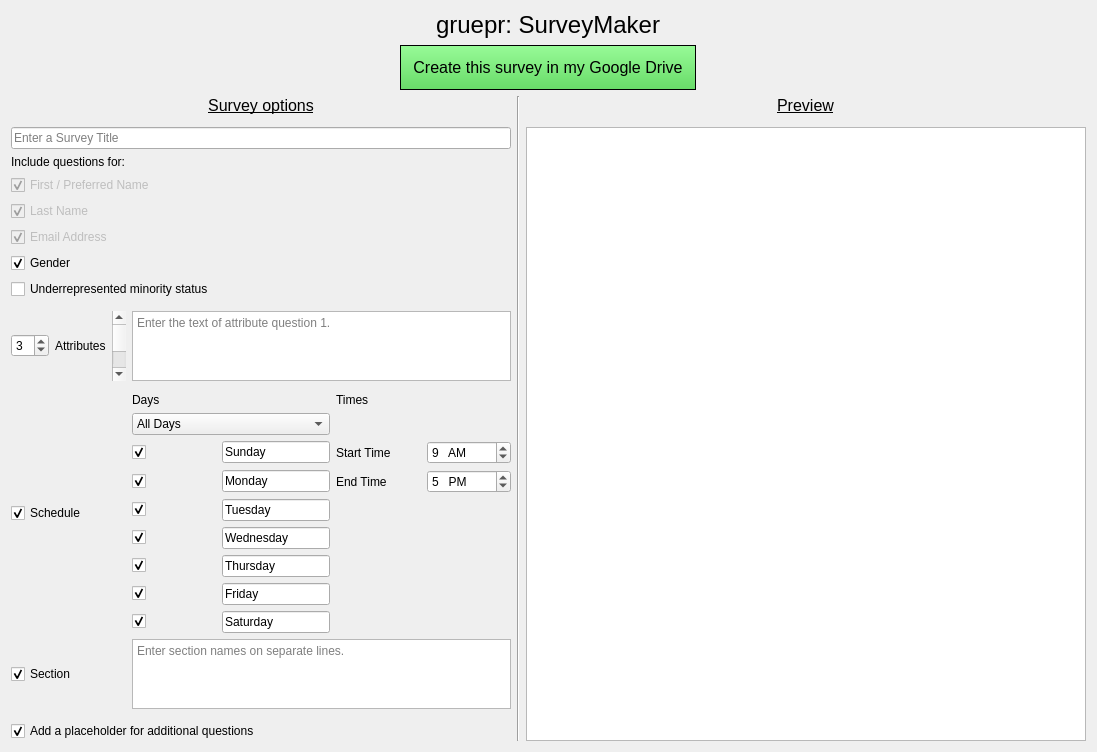
Before: the Qt Designer form SurveyMaker/surveymaker.ui in gruepr/gruepr, drawn with Qt 5.
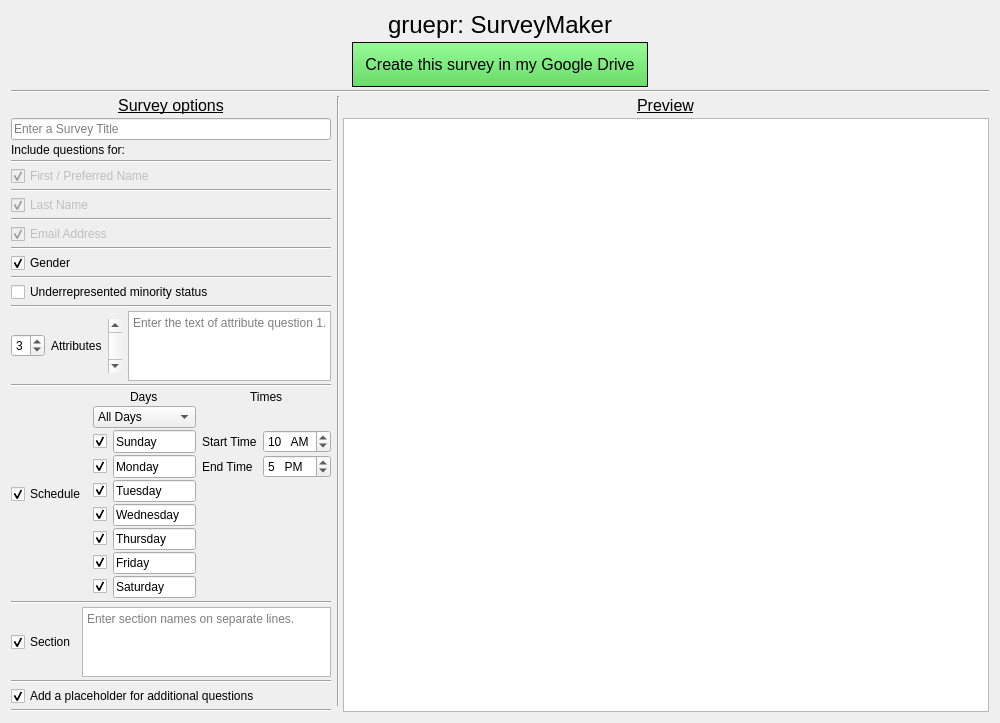
After: the same form once the commit is applied.

```diff
--- a/SurveyMaker/surveymaker.ui
+++ b/SurveyMaker/surveymaker.ui
@@ -6,81 +6,19 @@
    <rect>
     <x>0</x>
     <y>0</y>
-    <width>1097</width>
-    <height>689</height>
+    <width>1000</width>
+    <height>684</height>
    </rect>
   </property>
   <property name="windowTitle">
    <string>SurveyMaker</string>
   </property>
   <widget class="QWidget" name="centralWidget">
-   <layout class="QGridLayout" name="gridLayout">
-    <item row="6" column="0" colspan="5">
-     <widget class="QLabel" name="label">
-      <property name="text">
-       <string>Include questions for:</string>
-      </property>
-     </widget>
-    </item>
-    <item row="3" column="0" colspan="5" alignment="Qt::AlignHCenter">
-     <widget class="QLabel" name="OptionsLabel">
-      <property name="font">
-       <font>
-        <pointsize>12</pointsize>
-        <underline>true</underline>
-       </font>
-      </property>
-      <property name="text">
-       <string>Survey options</string>
-      </property>
-      <property name="alignment">
-       <set>Qt::AlignCenter</set>
-      </property>
-     </widget>
-    </item>
-    <item row="8" column="0" colspan="5">
-     <widget class="QCheckBox" name="lastNameCheckBox">
-      <property name="enabled">
-       <bool>false</bool>
-      </property>
-      <property name="toolTip">
-       <string>This question is required.</string>
-      </property>
-      <property name="text">
-       <string>Last Name</string>
-      </property>
-      <property name="checked">
-       <bool>true</bool>
-      </property>
-     </widget>
-    </item>
-    <item row="3" column="6" alignment="Qt::AlignHCenter">
-     <widget class="QLabel" name="PreviewLabel">
-      <property name="font">
-       <font>
-        <pointsize>12</pointsize>
-        <underline>true</underline>
-       </font>
-      </property>
-      <property name="text">
-       <string>Preview</string>
-      </property>
-      <property name="alignment">
-       <set>Qt::AlignCenter</set>
-      </property>
-     </widget>
-    </item>
-    <item row="13" column="2">
-     <widget class="QScrollBar" name="attributeScrollBar">
-      <property name="maximum">
-       <number>2</number>
-      </property>
-      <property name="pageStep">
-       <number>1</number>
-      </property>
-     </widget>
-    </item>
-    <item row="1" column="0" colspan="7" alignment="Qt::AlignHCenter">
+   <layout class="QGridLayout" name="gridLayout" columnstretch="1,0,3">
+    <property name="verticalSpacing">
+     <number>3</number>
+    </property>
+    <item row="1" column="0" colspan="3" alignment="Qt::AlignHCenter|Qt::AlignVCenter">
      <widget class="QPushButton" name="pushButton">
       <property name="sizePolicy">
        <sizepolicy hsizetype="Preferred" vsizetype="Preferred">
@@ -103,83 +41,105 @@
       </property>
      </widget>
     </item>
-    <item row="13" column="1">
+    <item row="13" column="0" alignment="Qt::AlignLeft|Qt::AlignVCenter">
+     <widget class="QCheckBox" name="genderCheckBox">
+      <property name="sizePolicy">
+       <sizepolicy hsizetype="Preferred" vsizetype="Preferred">
+        <horstretch>0</horstretch>
+        <verstretch>0</verstretch>
+       </sizepolicy>
+      </property>
+      <property name="text">
+       <string>Gender</string>
+      </property>
+      <property name="checked">
+       <bool>true</bool>
+      </property>
+     </widget>
+    </item>
+    <item row="17" column="0">
+     <layout class="QHBoxLayout" name="horizontalLayout" stretch="0,0,0,1">
+      <item alignment="Qt::AlignHCenter|Qt::AlignVCenter">
+       <widget class="QSpinBox" name="attributeCountSpinBox">
+        <property name="sizePolicy">
+         <sizepolicy hsizetype="Preferred" vsizetype="Preferred">
+          <horstretch>0</horstretch>
+          <verstretch>0</verstretch>
+         </sizepolicy>
+        </property>
+        <property name="minimum">
+         <number>0</number>
+        </property>
+        <property name="maximum">
+         <number>9</number>
+        </property>
+        <property name="value">
+         <number>3</number>
+        </property>
+       </widget>
+      </item>
+      <item alignment="Qt::AlignLeft|Qt::AlignVCenter">
      <widget class="QLabel" name="attributeLabel">
       <property name="text">
        <string>Attributes</string>
       </property>
      </widget>
     </item>
-    <item row="11" column="0" colspan="5">
-     <widget class="QCheckBox" name="URMCheckBox">
-      <property name="text">
-       <string>Underrepresented minority status</string>
-      </property>
-     </widget>
-    </item>
-    <item row="0" column="0" colspan="7" alignment="Qt::AlignHCenter">
-     <widget class="QLabel" name="TitleLabel">
-      <property name="font">
-       <font>
-        <pointsize>18</pointsize>
-       </font>
-      </property>
-      <property name="frameShape">
-       <enum>QFrame::NoFrame</enum>
-      </property>
-      <property name="text">
-       <string>gruepr: SurveyMaker</string>
-      </property>
-      <property name="alignment">
-       <set>Qt::AlignCenter</set>
-      </property>
-     </widget>
-    </item>
-    <item row="7" column="0" colspan="5">
-     <widget class="QCheckBox" name="firstNameCheckBox">
-      <property name="enabled">
-       <bool>false</bool>
-      </property>
-      <property name="toolTip">
-       <string>This question is required.</string>
-      </property>
-      <property name="text">
-       <string>First / Preferred Name</string>
-      </property>
-      <property name="checkable">
-       <bool>true</bool>
-      </property>
-      <property name="checked">
-       <bool>true</bool>
-      </property>
-     </widget>
-    </item>
-    <item row="16" column="0" colspan="3">
-     <widget class="QCheckBox" name="sectionCheckBox">
-      <property name="text">
-       <string>Section</string>
-      </property>
-      <property name="checked">
-       <bool>true</bool>
-      </property>
-     </widget>
-    </item>
-    <item row="16" column="3" colspan="2">
-     <widget class="QPlainTextEdit" name="sectionNamesTextEdit">
+      <item alignment="Qt::AlignHCenter|Qt::AlignVCenter">
+       <widget class="QScrollBar" name="attributeScrollBar">
+        <property name="maximum">
+         <number>2</number>
+        </property>
+        <property name="pageStep">
+         <number>1</number>
+        </property>
+       </widget>
+      </item>
+      <item alignment="Qt::AlignVCenter">
+       <widget class="QPlainTextEdit" name="attributeTextEdit">
+        <property name="sizePolicy">
+         <sizepolicy hsizetype="Expanding" vsizetype="Expanding">
+          <horstretch>1</horstretch>
+          <verstretch>1</verstretch>
+         </sizepolicy>
+        </property>
       <property name="contextMenuPolicy">
        <enum>Qt::NoContextMenu</enum>
       </property>
       <property name="placeholderText">
-       <string>Enter section names on separate lines.</string>
+         <string>Enter the text of attribute question 1.</string>
       </property>
      </widget>
     </item>
-    <item row="15" column="3" colspan="2">
+     </layout>
+    </item>
+    <item row="19" column="0">
+     <layout class="QHBoxLayout" name="horizontalLayout_2">
+      <item alignment="Qt::AlignLeft|Qt::AlignVCenter">
+       <widget class="QCheckBox" name="scheduleCheckBox">
+        <property name="sizePolicy">
+         <sizepolicy hsizetype="Preferred" vsizetype="Preferred">
+          <horstretch>0</horstretch>
+          <verstretch>0</verstretch>
+         </sizepolicy>
+        </property>
+        <property name="text">
+         <string>Schedule</string>
+        </property>
+        <property name="checked">
+         <bool>true</bool>
+        </property>
+       </widget>
+      </item>
+      <item>
      <layout class="QGridLayout" name="scheduleGrid">
+        <property name="verticalSpacing">
+         <number>2</number>
+        </property>
       <item row="6" column="1">
        <widget class="QLineEdit" name="day3LineEdit">
         <property name="sizePolicy">
-         <sizepolicy hsizetype="Preferred" vsizetype="Fixed">
+           <sizepolicy hsizetype="Preferred" vsizetype="Preferred">
           <horstretch>0</horstretch>
           <verstretch>0</verstretch>
          </sizepolicy>
@@ -195,17 +155,10 @@
         </property>
        </widget>
       </item>
-      <item row="0" column="0" colspan="2">
-       <widget class="QLabel" name="daysLabel">
-        <property name="text">
-         <string>Days</string>
-        </property>
-       </widget>
-      </item>
       <item row="10" column="1">
        <widget class="QLineEdit" name="day7LineEdit">
         <property name="sizePolicy">
-         <sizepolicy hsizetype="Preferred" vsizetype="Fixed">
+           <sizepolicy hsizetype="Preferred" vsizetype="Preferred">
           <horstretch>0</horstretch>
           <verstretch>0</verstretch>
          </sizepolicy>
@@ -237,7 +190,7 @@
       <item row="8" column="1">
        <widget class="QLineEdit" name="day5LineEdit">
         <property name="sizePolicy">
-         <sizepolicy hsizetype="Preferred" vsizetype="Fixed">
+           <sizepolicy hsizetype="Preferred" vsizetype="Preferred">
           <horstretch>0</horstretch>
           <verstretch>0</verstretch>
          </sizepolicy>
@@ -256,7 +209,7 @@
       <item row="9" column="1">
        <widget class="QLineEdit" name="day6LineEdit">
         <property name="sizePolicy">
-         <sizepolicy hsizetype="Preferred" vsizetype="Fixed">
+           <sizepolicy hsizetype="Preferred" vsizetype="Preferred">
           <horstretch>0</horstretch>
           <verstretch>0</verstretch>
          </sizepolicy>
@@ -309,7 +262,7 @@
        <widget class="QTimeEdit" name="timeStartEdit">
         <property name="dateTime">
          <datetime>
-          <hour>9</hour>
+            <hour>10</hour>
           <minute>0</minute>
           <second>0</second>
           <year>2000</year>
@@ -356,7 +309,7 @@
         </property>
         <property name="time">
          <time>
-          <hour>9</hour>
+            <hour>10</hour>
           <minute>0</minute>
           <second>0</second>
          </time>
@@ -366,7 +319,7 @@
       <item row="7" column="1">
        <widget class="QLineEdit" name="day4LineEdit">
         <property name="sizePolicy">
-         <sizepolicy hsizetype="Preferred" vsizetype="Fixed">
+           <sizepolicy hsizetype="Preferred" vsizetype="Preferred">
           <horstretch>0</horstretch>
           <verstretch>0</verstretch>
          </sizepolicy>
@@ -385,7 +338,7 @@
       <item row="3" column="1">
        <widget class="QLineEdit" name="day1LineEdit">
         <property name="sizePolicy">
-         <sizepolicy hsizetype="Preferred" vsizetype="Fixed">
+           <sizepolicy hsizetype="Preferred" vsizetype="Preferred">
           <horstretch>0</horstretch>
           <verstretch>0</verstretch>
          </sizepolicy>
@@ -401,7 +354,7 @@
         </property>
        </widget>
       </item>
-      <item row="0" column="2" colspan="2">
+        <item row="0" column="2" colspan="2" alignment="Qt::AlignHCenter|Qt::AlignVCenter">
        <widget class="QLabel" name="timesLabel">
         <property name="text">
          <string>Times</string>
@@ -418,7 +371,7 @@
       <item row="5" column="1">
        <widget class="QLineEdit" name="day2LineEdit">
         <property name="sizePolicy">
-         <sizepolicy hsizetype="Preferred" vsizetype="Fixed">
+           <sizepolicy hsizetype="Preferred" vsizetype="Preferred">
           <horstretch>0</horstretch>
           <verstretch>0</verstretch>
          </sizepolicy>
@@ -544,8 +497,21 @@
         </property>
        </widget>
       </item>
+        <item row="0" column="0" colspan="2" alignment="Qt::AlignHCenter|Qt::AlignVCenter">
+         <widget class="QLabel" name="daysLabel">
+          <property name="text">
+           <string>Days</string>
+          </property>
+         </widget>
+        </item>
       <item row="1" column="0" colspan="2">
        <widget class="QComboBox" name="daysComboBox">
+          <property name="sizePolicy">
+           <sizepolicy hsizetype="Preferred" vsizetype="Preferred">
+            <horstretch>0</horstretch>
+            <verstretch>0</verstretch>
+           </sizepolicy>
+          </property>
         <item>
          <property name="text">
           <string>All Days</string>
@@ -570,99 +536,32 @@
       </item>
      </layout>
     </item>
-    <item row="10" column="0" colspan="5">
-     <widget class="QCheckBox" name="genderCheckBox">
-      <property name="text">
-       <string>Gender</string>
-      </property>
-      <property name="checked">
-       <bool>true</bool>
-      </property>
-     </widget>
+     </layout>
     </item>
-    <item row="18" column="0" colspan="5">
-     <widget class="QCheckBox" name="additionalQuestionsCheckBox">
-      <property name="text">
-       <string>Add a placeholder for additional questions</string>
-      </property>
-      <property name="checked">
-       <bool>true</bool>
-      </property>
-     </widget>
-    </item>
-    <item row="3" column="5" rowspan="16">
-     <widget class="Line" name="line">
-      <property name="orientation">
-       <enum>Qt::Vertical</enum>
-      </property>
-     </widget>
-    </item>
-    <item row="13" column="3" colspan="2">
-     <widget class="QPlainTextEdit" name="attributeTextEdit">
+    <item row="15" column="0" alignment="Qt::AlignLeft|Qt::AlignVCenter">
+     <widget class="QCheckBox" name="URMCheckBox">
       <property name="sizePolicy">
-       <sizepolicy hsizetype="Expanding" vsizetype="Expanding">
-        <horstretch>1</horstretch>
-        <verstretch>0</verstretch>
-       </sizepolicy>
-      </property>
-      <property name="contextMenuPolicy">
-       <enum>Qt::NoContextMenu</enum>
-      </property>
-      <property name="placeholderText">
-       <string>Enter the text of attribute question 1.</string>
-      </property>
-     </widget>
-    </item>
-    <item row="13" column="0">
-     <widget class="QSpinBox" name="attributeCountSpinBox">
-      <property name="sizePolicy">
-       <sizepolicy hsizetype="Minimum" vsizetype="Fixed">
+       <sizepolicy hsizetype="Preferred" vsizetype="Preferred">
         <horstretch>0</horstretch>
         <verstretch>0</verstretch>
        </sizepolicy>
       </property>
-      <property name="maximumSize">
-       <size>
-        <width>50</width>
-        <height>16777215</height>
-       </size>
-      </property>
-      <property name="minimum">
-       <number>0</number>
-      </property>
-      <property name="maximum">
-       <number>9</number>
-      </property>
-      <property name="value">
-       <number>3</number>
-      </property>
-     </widget>
-    </item>
-    <item row="15" column="0" colspan="3">
-     <widget class="QCheckBox" name="scheduleCheckBox">
       <property name="text">
-       <string>Schedule</string>
+       <string>Underrepresented minority status</string>
       </property>
-      <property name="checked">
-       <bool>true</bool>
-      </property>
      </widget>
     </item>
-    <item row="5" column="0" colspan="5">
-     <widget class="QLineEdit" name="surveyTitleLineEdit">
-      <property name="contextMenuPolicy">
-       <enum>Qt::NoContextMenu</enum>
-      </property>
-      <property name="placeholderText">
-       <string>Enter a Survey Title</string>
-      </property>
-     </widget>
-    </item>
-    <item row="9" column="0" colspan="5">
+    <item row="11" column="0" alignment="Qt::AlignLeft|Qt::AlignVCenter">
      <widget class="QCheckBox" name="emailCheckBox">
       <property name="enabled">
        <bool>false</bool>
       </property>
+      <property name="sizePolicy">
+       <sizepolicy hsizetype="Preferred" vsizetype="Preferred">
+        <horstretch>0</horstretch>
+        <verstretch>0</verstretch>
+       </sizepolicy>
+      </property>
       <property name="toolTip">
        <string>This question is required.</string>
       </property>
@@ -674,18 +573,187 @@
       </property>
      </widget>
     </item>
-    <item row="5" column="6" rowspan="14">
+    <item row="9" column="0" alignment="Qt::AlignLeft|Qt::AlignVCenter">
+     <widget class="QCheckBox" name="lastNameCheckBox">
+      <property name="enabled">
+       <bool>false</bool>
+      </property>
+      <property name="sizePolicy">
+       <sizepolicy hsizetype="Preferred" vsizetype="Preferred">
+        <horstretch>0</horstretch>
+        <verstretch>0</verstretch>
+       </sizepolicy>
+      </property>
+      <property name="toolTip">
+       <string>This question is required.</string>
+      </property>
+      <property name="text">
+       <string>Last Name</string>
+      </property>
+      <property name="checked">
+       <bool>true</bool>
+      </property>
+     </widget>
+    </item>
+    <item row="6" column="0">
+     <widget class="Line" name="line_8">
+      <property name="orientation">
+       <enum>Qt::Horizontal</enum>
+      </property>
+     </widget>
+    </item>
+    <item row="0" column="0" colspan="3" alignment="Qt::AlignHCenter|Qt::AlignVCenter">
+     <widget class="QLabel" name="TitleLabel">
+      <property name="font">
+       <font>
+        <pointsize>18</pointsize>
+       </font>
+      </property>
+      <property name="frameShape">
+       <enum>QFrame::NoFrame</enum>
+      </property>
+      <property name="text">
+       <string>gruepr: SurveyMaker</string>
+      </property>
+      <property name="alignment">
+       <set>Qt::AlignCenter</set>
+      </property>
+     </widget>
+    </item>
+    <item row="3" column="0" alignment="Qt::AlignHCenter|Qt::AlignVCenter">
+     <widget class="QLabel" name="OptionsLabel">
+      <property name="font">
+       <font>
+        <pointsize>12</pointsize>
+        <underline>true</underline>
+       </font>
+      </property>
+      <property name="text">
+       <string>Survey options</string>
+      </property>
+      <property name="alignment">
+       <set>Qt::AlignCenter</set>
+      </property>
+     </widget>
+    </item>
+    <item row="10" column="0">
+     <widget class="Line" name="line_6">
+      <property name="orientation">
+       <enum>Qt::Horizontal</enum>
+      </property>
+     </widget>
+    </item>
+    <item row="8" column="0">
+     <widget class="Line" name="line_7">
+      <property name="orientation">
+       <enum>Qt::Horizontal</enum>
+      </property>
+     </widget>
+    </item>
+    <item row="21" column="0">
+     <layout class="QHBoxLayout" name="horizontalLayout_3" stretch="0,1">
+      <item alignment="Qt::AlignLeft|Qt::AlignVCenter">
+       <widget class="QCheckBox" name="sectionCheckBox">
+        <property name="text">
+         <string>Section</string>
+        </property>
+        <property name="checked">
+         <bool>true</bool>
+        </property>
+       </widget>
+      </item>
+      <item alignment="Qt::AlignVCenter">
+       <widget class="QPlainTextEdit" name="sectionNamesTextEdit">
+        <property name="sizePolicy">
+         <sizepolicy hsizetype="Expanding" vsizetype="Expanding">
+          <horstretch>1</horstretch>
+          <verstretch>1</verstretch>
+         </sizepolicy>
+        </property>
+        <property name="contextMenuPolicy">
+         <enum>Qt::NoContextMenu</enum>
+        </property>
+        <property name="placeholderText">
+         <string>Enter section names on separate lines.</string>
+        </property>
+       </widget>
+      </item>
+     </layout>
+    </item>
+    <item row="16" column="0">
+     <widget class="Line" name="line_4">
+      <property name="orientation">
+       <enum>Qt::Horizontal</enum>
+      </property>
+     </widget>
+    </item>
+    <item row="12" column="0">
+     <widget class="Line" name="line_5">
+      <property name="orientation">
+       <enum>Qt::Horizontal</enum>
+      </property>
+     </widget>
+    </item>
+    <item row="23" column="0" alignment="Qt::AlignLeft|Qt::AlignVCenter">
+     <widget class="QCheckBox" name="additionalQuestionsCheckBox">
+      <property name="sizePolicy">
+       <sizepolicy hsizetype="Preferred" vsizetype="Preferred">
+        <horstretch>0</horstretch>
+        <verstretch>0</verstretch>
+       </sizepolicy>
+      </property>
+      <property name="text">
+       <string>Add a placeholder for additional questions</string>
+      </property>
+      <property name="checked">
+       <bool>true</bool>
+      </property>
+     </widget>
+    </item>
+    <item row="18" column="0">
+     <widget class="Line" name="line_2">
+      <property name="orientation">
+       <enum>Qt::Horizontal</enum>
+      </property>
+     </widget>
+    </item>
+    <item row="7" column="0" alignment="Qt::AlignLeft|Qt::AlignVCenter">
+     <widget class="QCheckBox" name="firstNameCheckBox">
+      <property name="enabled">
+       <bool>false</bool>
+      </property>
+      <property name="sizePolicy">
+       <sizepolicy hsizetype="Preferred" vsizetype="Preferred">
+        <horstretch>0</horstretch>
+        <verstretch>0</verstretch>
+       </sizepolicy>
+      </property>
+      <property name="toolTip">
+       <string>This question is required.</string>
+      </property>
+      <property name="text">
+       <string>First / Preferred Name</string>
+      </property>
+      <property name="checkable">
+       <bool>true</bool>
+      </property>
+      <property name="checked">
+       <bool>true</bool>
+      </property>
+     </widget>
+    </item>
+    <item row="4" column="2" rowspan="21">
      <widget class="QTextEdit" name="previewText">
       <property name="sizePolicy">
        <sizepolicy hsizetype="Expanding" vsizetype="Expanding">
         <horstretch>3</horstretch>
-        <verstretch>0</verstretch>
+        <verstretch>1</verstretch>
        </sizepolicy>
       </property>
       <property name="font">
        <font>
         <family>Oxygen Mono</family>
-        <pointsize>8</pointsize>
+        <pointsize>10</pointsize>
         <weight>50</weight>
         <italic>false</italic>
         <bold>false</bold>
@@ -711,6 +779,87 @@
       </property>
      </widget>
     </item>
+    <item row="14" column="0">
+     <widget class="Line" name="line_3">
+      <property name="orientation">
+       <enum>Qt::Horizontal</enum>
+      </property>
+     </widget>
+    </item>
+    <item row="22" column="0">
+     <widget class="Line" name="line_10">
+      <property name="orientation">
+       <enum>Qt::Horizontal</enum>
+      </property>
+     </widget>
+    </item>
+    <item row="5" column="0" alignment="Qt::AlignLeft|Qt::AlignVCenter">
+     <widget class="QLabel" name="label">
+      <property name="text">
+       <string>Include questions for:</string>
+      </property>
+     </widget>
+    </item>
+    <item row="20" column="0">
+     <widget class="Line" name="line_9">
+      <property name="orientation">
+       <enum>Qt::Horizontal</enum>
+      </property>
+     </widget>
+    </item>
+    <item row="3" column="1" rowspan="21" colspan="2">
+     <widget class="Line" name="line">
+      <property name="orientation">
+       <enum>Qt::Vertical</enum>
+      </property>
+     </widget>
+    </item>
+    <item row="4" column="0" alignment="Qt::AlignVCenter">
+     <widget class="QLineEdit" name="surveyTitleLineEdit">
+      <property name="sizePolicy">
+       <sizepolicy hsizetype="Expanding" vsizetype="Preferred">
+        <horstretch>1</horstretch>
+        <verstretch>0</verstretch>
+       </sizepolicy>
+      </property>
+      <property name="contextMenuPolicy">
+       <enum>Qt::NoContextMenu</enum>
+      </property>
+      <property name="placeholderText">
+       <string>Enter a Survey Title</string>
+      </property>
+     </widget>
+    </item>
+    <item row="24" column="0">
+     <widget class="Line" name="line_11">
+      <property name="orientation">
+       <enum>Qt::Horizontal</enum>
+      </property>
+     </widget>
+    </item>
+    <item row="3" column="2" alignment="Qt::AlignHCenter|Qt::AlignVCenter">
+     <widget class="QLabel" name="PreviewLabel">
+      <property name="font">
+       <font>
+        <pointsize>12</pointsize>
+        <underline>true</underline>
+       </font>
+      </property>
+      <property name="text">
+       <string>Preview</string>
+      </property>
+      <property name="alignment">
+       <set>Qt::AlignCenter</set>
+      </property>
+     </widget>
+    </item>
+    <item row="2" column="0" colspan="3">
+     <widget class="Line" name="line_12">
+      <property name="orientation">
+       <enum>Qt::Horizontal</enum>
+      </property>
+     </widget>
+    </item>
    </layout>
   </widget>
  </widget>
```
Left out of the diff: 14 changed lines with no effect on the pictures. Lines whose indentation alone changed are shown as unchanged.
